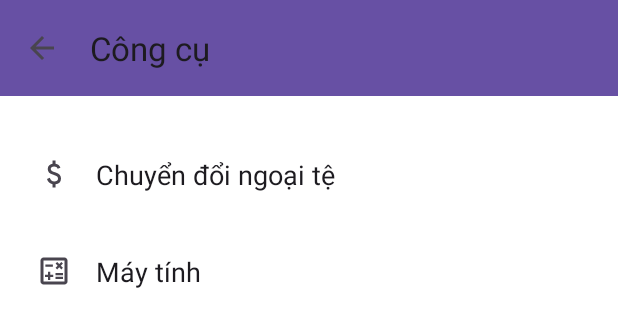
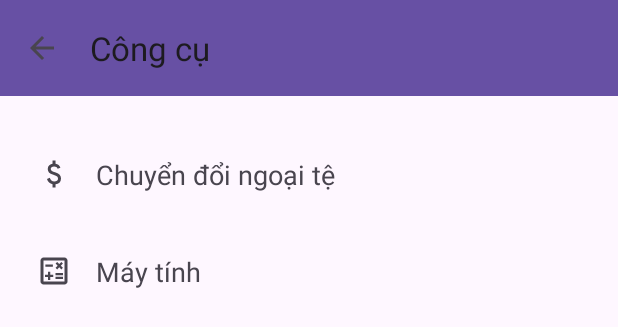
Before and after one commit to mapp113/quanlichitieu, an Android app: the layout tools.xml on its own in the app's theme, with its tools: preview values and no code run, on a phone screen of 412 x 824 dp. Shown: the top 327 px of the screen. Run offline under Robolectric (Android 15) with nearby library versions, the phone set to English and light mode, and no system bars.

Commit message:
Tools layout Theme Compatible

```diff
--- a/app/src/main/res/layout/tools.xml
+++ b/app/src/main/res/layout/tools.xml
@@ -3,7 +3,7 @@
     xmlns:app="http://schemas.android.com/apk/res-auto"
     android:layout_width="match_parent"
     android:layout_height="match_parent"
-    android:background="?attr/colorOnPrimary"
+    android:background="?attr/colorSurface"
     android:orientation="vertical">
 
     <androidx.appcompat.widget.Toolbar
@@ -13,8 +13,7 @@
         android:background="?attr/colorPrimary"
         app:navigationIcon="@drawable/arrow_back_24px"
         app:popupTheme="@style/ThemeOverlay.AppCompat.Light"
-        app:title="Công cụ"
-        app:titleTextColor="?android:textColorPrimary" />
+        app:title="Công cụ"/>
 
     <LinearLayout
         android:layout_width="match_parent"
@@ -42,13 +41,11 @@
 
             <TextView
                 android:id="@+id/tvCurrencyConverter"
-                android:layout_width="wrap_content"
+                android:layout_width="0dp"
                 android:layout_height="wrap_content"
                 android:layout_weight="1"
-                android:background="@android:color/transparent"
                 android:padding="16dp"
                 android:text="Chuyển đổi ngoại tệ"
-                android:textColor="?android:textColorPrimary"
                 android:textSize="18sp" />
         </LinearLayout>
 
@@ -74,10 +71,8 @@
                 android:layout_width="0dp"
                 android:layout_height="wrap_content"
                 android:layout_weight="1"
-                android:background="@android:color/transparent"
                 android:padding="16dp"
                 android:text="Máy tính"
-                android:textColor="?android:textColorPrimary"
                 android:textSize="18sp" />
         </LinearLayout>
     </LinearLayout>
```
